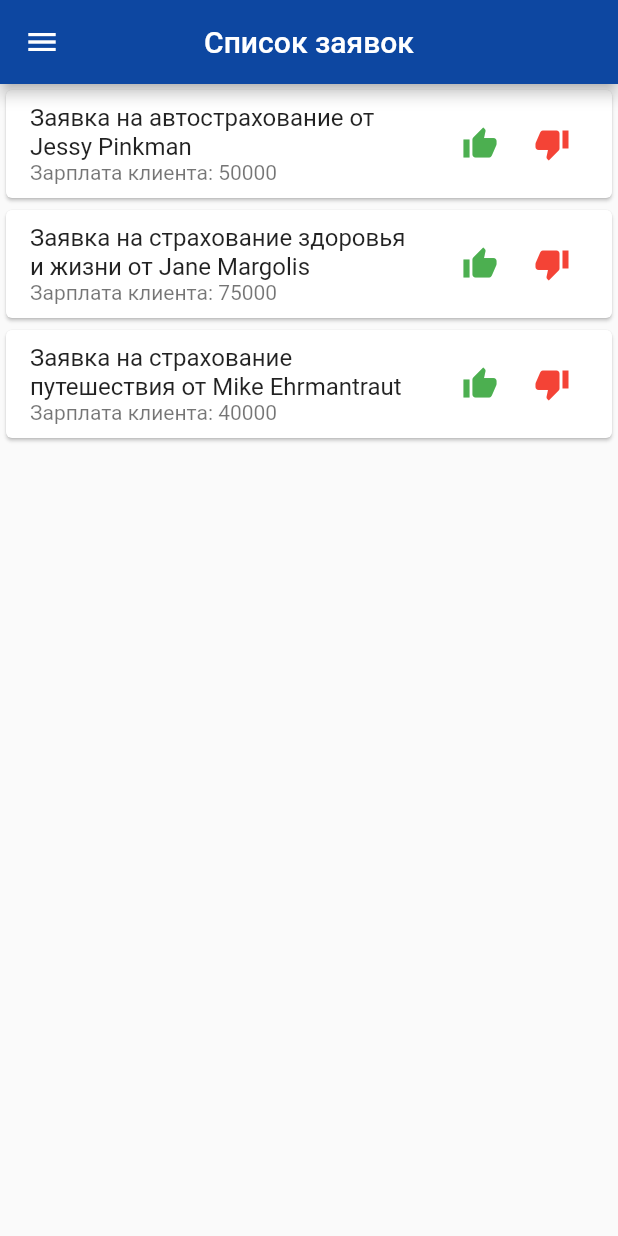
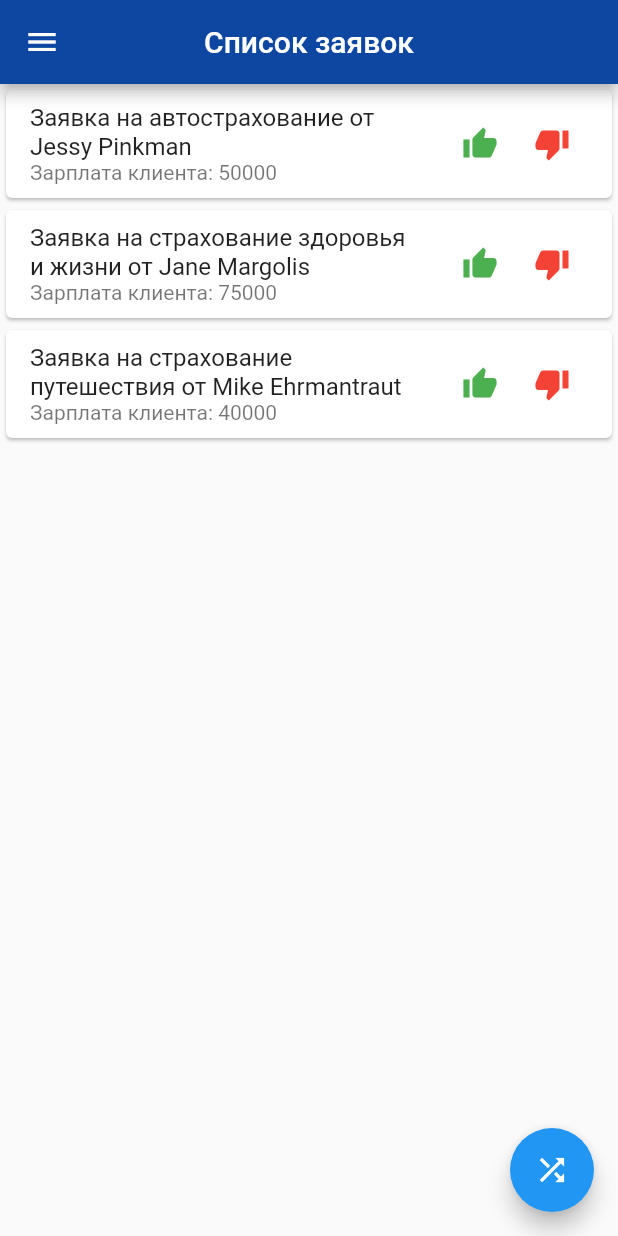
Before and after one commit to dtb4life/Insurancy-Company, a Flutter app: the InsuranceRequestsList screen opened directly, on a phone screen of 412 x 824 dp. Run offline on Flutter 3.47's test engine with Material 2 defaults, Android fonts, the phone set to English and light mode, and no system bars.

Commit message:
Request's shuffle

```diff
--- a/lib/requests.dart
+++ b/lib/requests.dart
@@ -32,7 +32,8 @@ class InsuranceRequestsList extends StatefulWidget {
 }
 
 class _InsuranceRequestsListState extends State<InsuranceRequestsList> {
-  Agent agent = Agent();
+
+
   List<InsuranceRequest> requests = [
     InsuranceRequest(
         id: 1,
@@ -61,6 +62,13 @@ class _InsuranceRequestsListState extends State<InsuranceRequestsList> {
         phone: "+4466542345"),
   ];
 
+Agent agent = Agent();
+
+List<InsuranceRequest> filteredRequests = [];
+
+
+
+
   @override
   Widget build(BuildContext context) {
     return Scaffold(
@@ -68,10 +76,23 @@ class _InsuranceRequestsListState extends State<InsuranceRequestsList> {
         title: Text('Список заявок'),
         centerTitle: true,
         backgroundColor: Colors.blue[900],
+
+
       ),
+
+      floatingActionButton: FloatingActionButton(
+        onPressed: () {setState(() {
+      requests.shuffle();
+    });},
+
+        child: Icon(Icons.shuffle),
+
+      ),
+
       drawer: Drawer(
         child: Column(
           children: [
+
             UserAccountsDrawerHeader(
               accountName: Text(
                 agent.firstName,
@@ -110,6 +131,7 @@ class _InsuranceRequestsListState extends State<InsuranceRequestsList> {
                   trailing: Row(
                     mainAxisSize: MainAxisSize.min,
                     children: [
+
                       IconButton(
                         icon: Icon(Icons.thumb_up),
                         color: Colors.green,
@@ -121,7 +143,7 @@ class _InsuranceRequestsListState extends State<InsuranceRequestsList> {
                                   'Заявка одобрена. Свяжитесь с клиентом.'),
                               backgroundColor: Colors.green,
                               duration: Duration(seconds: 1),
-    behavior: SnackBarBehavior.floating,
+                              behavior: SnackBarBehavior.floating,
                             ),
                           );
                           setState(() {
@@ -129,6 +151,7 @@ class _InsuranceRequestsListState extends State<InsuranceRequestsList> {
                           });
                         },
                       ),
+
                       IconButton(
                         icon: Icon(Icons.thumb_down),
                         color: Colors.red,
@@ -139,7 +162,7 @@ class _InsuranceRequestsListState extends State<InsuranceRequestsList> {
                               content: Text('Заявка отклонена.'),
                               backgroundColor: Colors.red,
                               duration: Duration(seconds: 1),
-    behavior: SnackBarBehavior.floating,
+                              behavior: SnackBarBehavior.floating,
                             ),
                           );
                           setState(() {
```
